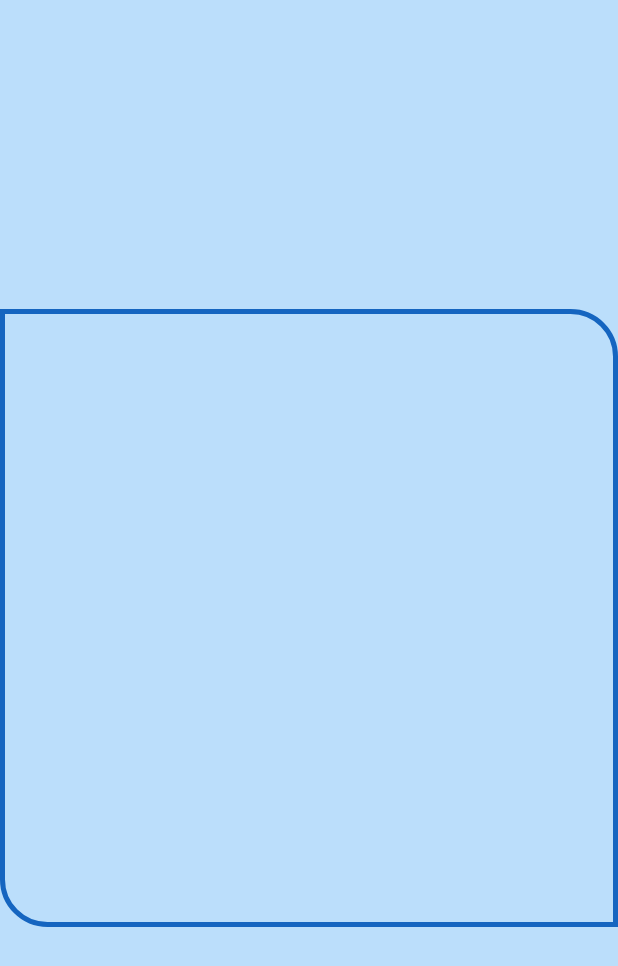
After one commit to TwistRU/WSR_Connect_mobile, an Android app built with Jetpack Compose: the fragment SettingsPlug1Fragment shown on its own in the app's theme, on a phone screen of 412 x 824 dp. The commit adds this screen. Shown: the top 966 px of the screen. Run offline under Robolectric (Android 15) with nearby library versions, the phone set to English and light mode, and no system bars.

Commit message:
Settings pre screen

```diff
--- a/app/build.gradle
+++ b/app/build.gradle
@@ -50,4 +50,6 @@ dependencies {
     implementation("androidx.navigation:navigation-ui-ktx:$nav_version")
     implementation("androidx.navigation:navigation-dynamic-features-fragment:$nav_version")
     implementation("androidx.navigation:navigation-compose:2.4.0-beta02")
+
+    implementation("com.tbuonomo:dotsindicator:4.2")
 }
--- /dev/null
+++ b/app/src/main/java/ru/fefu/wsr_connect_mobile/settings/SettingsPlug1Fragment.kt
@@ -0,0 +1,9 @@
+package ru.fefu.wsr_connect_mobile.settings
+
+import ru.fefu.wsr_connect_mobile.BaseFragment
+import ru.fefu.wsr_connect_mobile.R
+import ru.fefu.wsr_connect_mobile.databinding.FragmentSettingsPlug1Binding
+
+
+class SettingsPlug1Fragment : BaseFragment<FragmentSettingsPlug1Binding>(R.layout.fragment_settings_plug1) {
+}
--- /dev/null
+++ b/app/src/main/res/drawable/settings_background.xml
@@ -0,0 +1,9 @@
+<?xml version="1.0" encoding="utf-8"?>
+<shape xmlns:android="http://schemas.android.com/apk/res/android">
+    <corners
+        android:bottomLeftRadius="30dp"
+        android:topRightRadius="30dp" />
+    <stroke
+        android:width="3dp"
+        android:color="@color/blue_input" />
+</shape>
--- /dev/null
+++ b/app/src/main/res/layout/fragment_settings_plug1.xml
@@ -0,0 +1,23 @@
+<?xml version="1.0" encoding="utf-8"?>
+<androidx.constraintlayout.widget.ConstraintLayout xmlns:android="http://schemas.android.com/apk/res/android"
+    xmlns:app="http://schemas.android.com/apk/res-auto"
+    xmlns:tools="http://schemas.android.com/tools"
+    android:layout_width="match_parent"
+    android:layout_height="match_parent"
+    android:layout_gravity="center"
+    tools:context=".settings.SettingsPlug1Fragment">
+
+
+    <FrameLayout
+        android:layout_width="0dp"
+        android:layout_height="0dp"
+        android:background="@drawable/settings_background"
+        app:layout_constraintBottom_toBottomOf="parent"
+        app:layout_constraintDimensionRatio="1:1"
+        app:layout_constraintEnd_toEndOf="parent"
+        app:layout_constraintStart_toStartOf="parent"
+        app:layout_constraintTop_toTopOf="parent">
+
+    </FrameLayout>
+
+</androidx.constraintlayout.widget.ConstraintLayout>
--- a/app/src/main/res/navigation/nav_graph_bottom_nav_view.xml
+++ b/app/src/main/res/navigation/nav_graph_bottom_nav_view.xml
@@ -3,14 +3,14 @@
     xmlns:app="http://schemas.android.com/apk/res-auto"
     xmlns:tools="http://schemas.android.com/tools"
     android:id="@+id/nav_graph_bottom_nav_view"
-    app:startDestination="@id/profileNested">
+    app:startDestination="@id/settingsNested">
 
     <navigation
         android:id="@+id/settingsNested"
         app:startDestination="@id/settingsFragment">
         <fragment
             android:id="@+id/settingsFragment"
-            android:name="ru.fefu.wsr_connect_mobile.SettingsFragment"
+            android:name="ru.fefu.wsr_connect_mobile.settings.SettingsFragment"
             android:label="fragment_settings"
             tools:layout="@layout/fragment_settings" />
     </navigation>
@@ -39,7 +39,7 @@
             android:id="@+id/profileFragment"
             android:name="ru.fefu.wsr_connect_mobile.profile.ProfileFragment"
             android:label="fragment_profile"
-            tools:layout="@layout/fragment_profile" >
+            tools:layout="@layout/fragment_profile">
             <action
                 android:id="@+id/action_profileFragment_to_changePasswordFragment"
                 app:destination="@id/changePasswordFragment" />
```
Also changed, not shown: app/src/main/java/ru/fefu/wsr_connect_mobile/SettingsFragment.kt (deleted, +0 -7 lines), app/src/main/java/ru/fefu/wsr_connect_mobile/settings/SettingsFragment.kt (added, +34 -0 lines), app/src/main/java/ru/fefu/wsr_connect_mobile/settings/SettingsPlug2Fragment.kt (added, +9 -0 lines), app/src/main/java/ru/fefu/wsr_connect_mobile/settings/SettingsSilenceFragment.kt (added, +9 -0 lines), app/src/main/res/layout/fragment_settings.xml (+25 -6 lines), app/src/main/res/layout/fragment_settings_plug2.xml (added, +21 -0 lines), app/src/main/res/layout/fragment_settings_silence.xml (added, +30 -0 lines).
